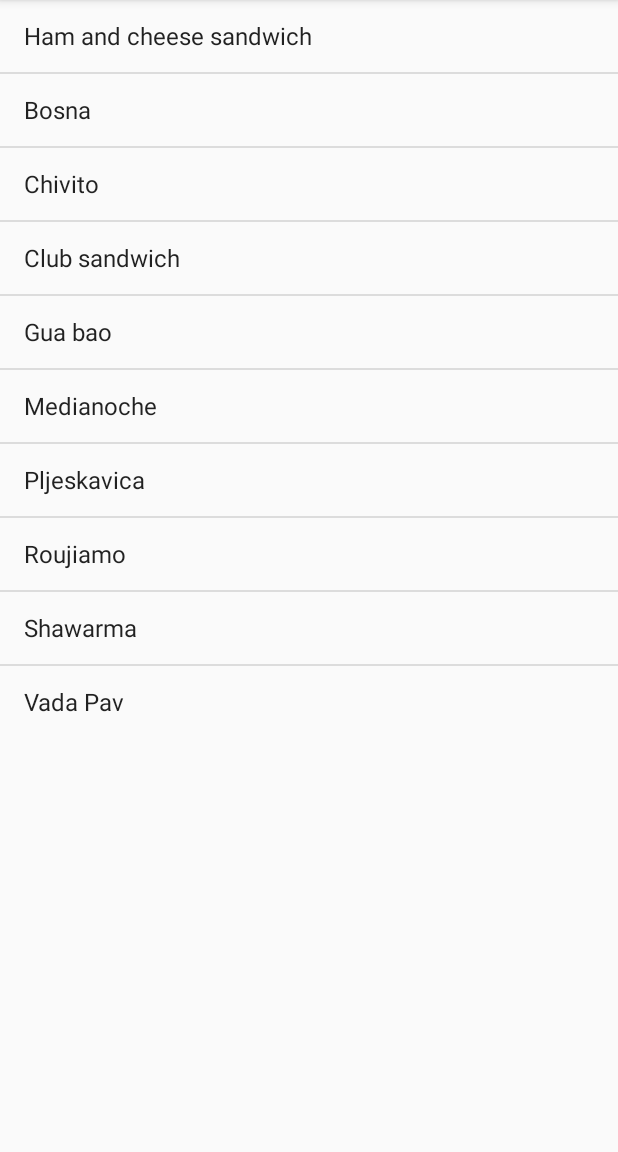
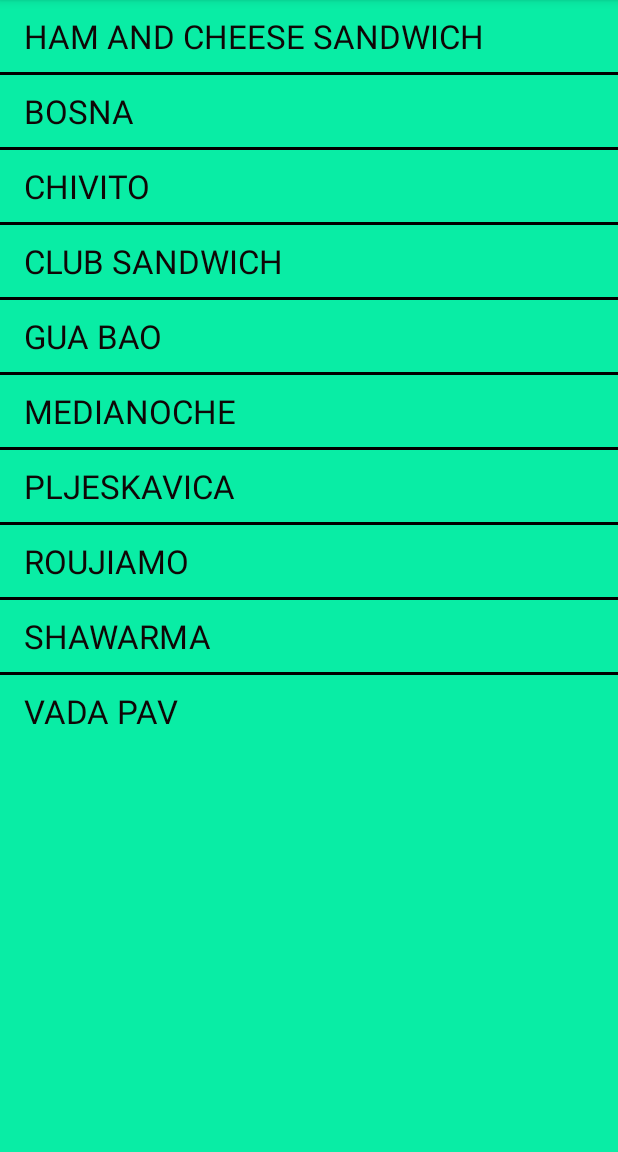
Before and after one commit to awjallow/Android-Developer-Nanodegree-Projects-Udacity, an Android app: the screen it shows after launch (MainActivity), on a phone screen of 412 x 824 dp, the part 84-1236 px from its top. Run offline under Robolectric (Android 15) with nearby library versions, the phone set to English and light mode, and no system bars.

```diff
--- a/Project-1-Sandwich-Club/app/src/main/AndroidManifest.xml
+++ b/Project-1-Sandwich-Club/app/src/main/AndroidManifest.xml
@@ -18,7 +18,9 @@
                 <category android:name="android.intent.category.LAUNCHER" />
             </intent-filter>
         </activity>
-        <activity android:name=".DetailActivity" />
+        <activity
+            android:name=".DetailActivity"
+            android:parentActivityName=".MainActivity"/>
     </application>
 
 </manifest>
--- a/Project-1-Sandwich-Club/app/src/main/java/com/udacity/sandwichclub/MainActivity.java
+++ b/Project-1-Sandwich-Club/app/src/main/java/com/udacity/sandwichclub/MainActivity.java
@@ -1,12 +1,18 @@
 package com.udacity.sandwichclub;
 
 import android.content.Intent;
+import android.graphics.Color;
 import android.os.Bundle;
+import android.support.annotation.NonNull;
+import android.support.annotation.Nullable;
 import android.support.v7.app.AppCompatActivity;
+import android.util.TypedValue;
 import android.view.View;
+import android.view.ViewGroup;
 import android.widget.AdapterView;
 import android.widget.ArrayAdapter;
 import android.widget.ListView;
+import android.widget.TextView;
 
 public class MainActivity extends AppCompatActivity {
 
@@ -16,8 +22,26 @@ public class MainActivity extends AppCompatActivity {
         setContentView(R.layout.activity_main);
 
         String[] sandwiches = getResources().getStringArray(R.array.sandwich_names);
-        ArrayAdapter<String> adapter = new ArrayAdapter<>(this,
-                android.R.layout.simple_list_item_1, sandwiches);
+
+        ArrayAdapter<String> adapter = new ArrayAdapter<String>(this,
+                android.R.layout.simple_list_item_1, sandwiches){
+
+            @NonNull
+            @Override
+            public View getView(int position, @Nullable View convertView, @NonNull ViewGroup parent) {
+
+                View view = super.getView(position, convertView, parent);
+                TextView tv = view.findViewById(android.R.id.text1);
+
+                // Set properties for each ListView item like size, textcolor, caps
+                tv.setTextSize(TypedValue.COMPLEX_UNIT_DIP,22);
+                tv.setAllCaps(true);
+                tv.setTextColor(Color.rgb(15, 6, 6));
+
+                // Return the view
+                return view;
+            }
+        };
 
         // Simplification: Using a ListView instead of a RecyclerView
         ListView listView = findViewById(R.id.sandwiches_listview);
--- a/Project-1-Sandwich-Club/app/src/main/res/layout/activity_main.xml
+++ b/Project-1-Sandwich-Club/app/src/main/res/layout/activity_main.xml
@@ -3,11 +3,13 @@
     xmlns:tools="http://schemas.android.com/tools"
     android:layout_width="match_parent"
     android:layout_height="match_parent"
-    tools:context="com.udacity.sandwichclub.MainActivity">
+    tools:context="com.udacity.sandwichclub.MainActivity"
+    android:background="#09eda5">
 
     <ListView
         android:id="@+id/sandwiches_listview"
         android:layout_width="match_parent"
-        android:layout_height="wrap_content" />
-
+        android:layout_height="wrap_content"
+        android:divider="#000"
+        android:dividerHeight="2dp"/>
 </RelativeLayout>
```
